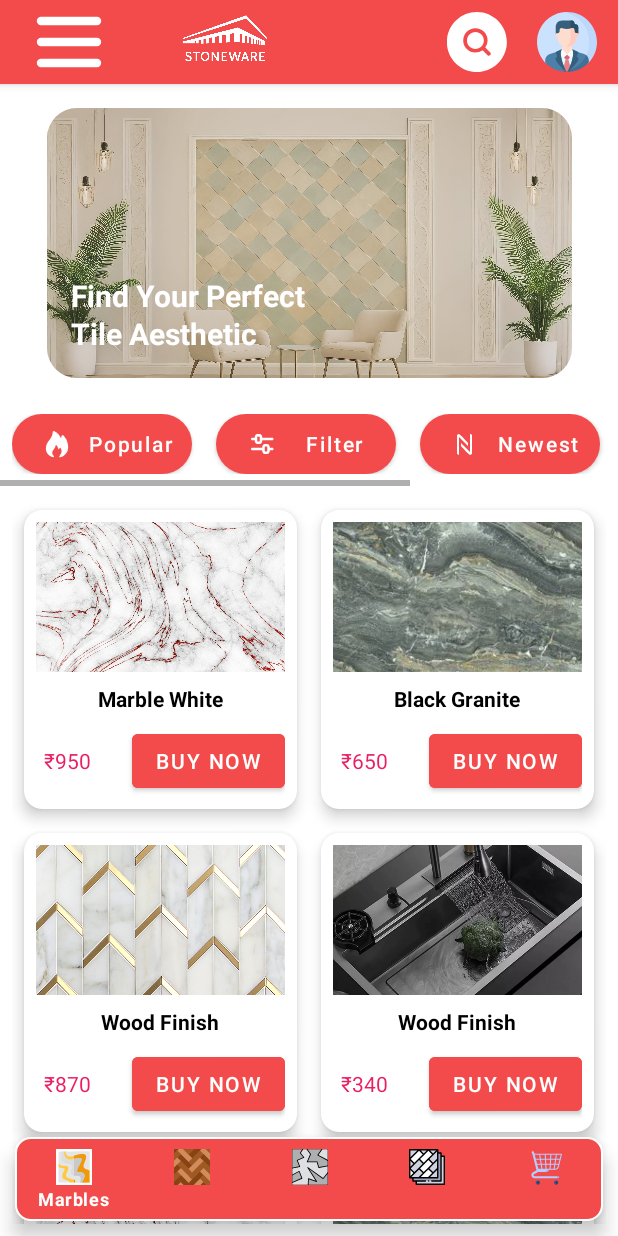
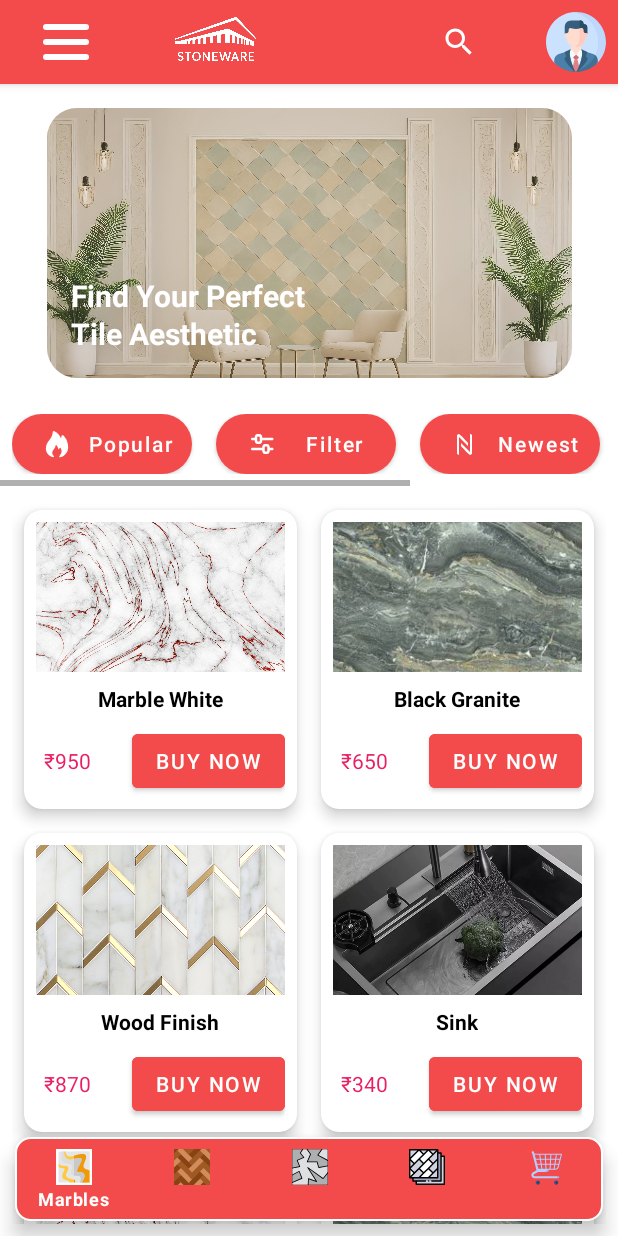
Before and after one commit to azrudeen/Stoneware-APK, an Android app: the HomePage screen opened directly, with no data from a screen before it, on a phone screen of 412 x 824 dp. Run offline under Robolectric (Android 15) with nearby library versions, the phone set to English and light mode, and no system bars.

Commit message:
1. Functional SearchBar added.

```diff
--- a/app/build.gradle.kts
+++ b/app/build.gradle.kts
@@ -2,6 +2,7 @@ plugins {
     id("com.android.application")
     id("com.google.gms.google-services")
 }
+
 
 android {
     namespace = "com.example.Stoneware"
@@ -30,7 +31,9 @@ android {
         sourceCompatibility = JavaVersion.VERSION_1_8
         targetCompatibility = JavaVersion.VERSION_1_8
     }
+
 }
+
 
 dependencies {
 
@@ -43,6 +46,8 @@ dependencies {
     implementation("com.google.firebase:firebase-database:21.0.0") //FireBase Database
     implementation("com.google.android.material:material:1.12.0") // or latest
     implementation("com.itextpdf:itext7-core:7.1.15")// Or use Android-specific iText or PdfDocument
+    implementation("com.google.ar:core:1.39.0")//AR- dependencies.
+    implementation("com.gorisse.thomas.sceneform:sceneform:1.21.0") // Java-based Scene form fork
 
     testImplementation("junit:junit:4.13.2")
     implementation("org.jetbrains.kotlin:kotlin-stdlib:2.1.0")
--- a/app/src/main/java/com/example/Stoneware/HomePage.java
+++ b/app/src/main/java/com/example/Stoneware/HomePage.java
@@ -35,6 +35,10 @@ public class HomePage extends BaseActivity {
     Handler handler;
     Runnable autoScrollRunnable;
 
+    private androidx.appcompat.widget.SearchView searchView;
+    private TileAdapter tileAdapter;
+    private List<TileModel> fullTileList;
+
     @Override
     protected void onCreate(Bundle savedInstanceState) {
         super.onCreate(savedInstanceState);
@@ -49,6 +53,7 @@ public class HomePage extends BaseActivity {
         toolbar_menu_icon = findViewById(R.id.toolbar_menu_icon);
         navigationView = findViewById(R.id.navigationView);
         bottomNavigationView = findViewById(R.id.bottom_navigation_view);
+        searchView = findViewById(R.id.searchView); // 🛠️ searchView initialization here
 
         // Hero Banner
         setupHeroBanner();
@@ -56,13 +61,16 @@ public class HomePage extends BaseActivity {
         // RecyclerView
         setupRecyclerView();
 
+        // SearchView
+        setupSearchView();
+
         // Filter Buttons
         setupFilterButtons();
 
         // Bottom Navigation
         setupBottomNavigation();
 
-        // 🛠️ Setup Navigation Drawer item clicks
+        // Drawer Navigation
         setupDrawerNavigation();
     }
 
@@ -92,19 +100,45 @@ public class HomePage extends BaseActivity {
     }
 
     private void setupRecyclerView() {
-        List<TileModel> tileList = new ArrayList<>();
-        tileList.add(new TileModel("Marble White", "₹950", R.drawable.pngtree_marble_natural_breccia));
-        tileList.add(new TileModel("Black Granite", "₹650", R.drawable.tiles_image_8));
-        tileList.add(new TileModel("Wood Finish", "₹870", R.drawable.tiles_image_1));
-        tileList.add(new TileModel("Wood Finish", "₹340", R.drawable.sink_images_inart_waterfall_kitchen_sink));
-        tileList.add(new TileModel("Marble White", "₹950", R.drawable.pngtree_marble_natural_breccia));
-        tileList.add(new TileModel("Black Granite", "₹650", R.drawable.tiles_image_8));
-        tileList.add(new TileModel("Wood Finish", "₹870", R.drawable.tiles_image_1));
-        tileList.add(new TileModel("Wood Finish", "₹340", R.drawable.sink_images_inart_waterfall_kitchen_sink));
+        fullTileList = new ArrayList<>();
+        fullTileList.add(new TileModel("Marble White", "₹950", R.drawable.pngtree_marble_natural_breccia));
+        fullTileList.add(new TileModel("Black Granite", "₹650", R.drawable.tiles_image_8));
+        fullTileList.add(new TileModel("Wood Finish", "₹870", R.drawable.tiles_image_1));
+        fullTileList.add(new TileModel("Sink", "₹340", R.drawable.sink_images_inart_waterfall_kitchen_sink));
+        fullTileList.add(new TileModel("Marble White", "₹950", R.drawable.pngtree_marble_natural_breccia));
+        fullTileList.add(new TileModel("Black Granite", "₹650", R.drawable.tiles_image_8));
+        fullTileList.add(new TileModel("Wood Finish", "₹870", R.drawable.tiles_image_1));
+        fullTileList.add(new TileModel("Sink", "₹340", R.drawable.sink_images_inart_waterfall_kitchen_sink));
 
-        TileAdapter tileAdapter = new TileAdapter(this, tileList);
+        tileAdapter = new TileAdapter(fullTileList); // Correct ✅tileAdapter = new TileAdapter(this, fullTileList);
         recyclerView.setLayoutManager(new GridLayoutManager(this, 2));
         recyclerView.setAdapter(tileAdapter);
+    }
+
+    private void setupSearchView() {
+        searchView.setOnQueryTextListener(new androidx.appcompat.widget.SearchView.OnQueryTextListener() {
+            @Override
+            public boolean onQueryTextSubmit(String query) {
+                filterTiles(query);
+                return true;
+            }
+
+            @Override
+            public boolean onQueryTextChange(String newText) {
+                filterTiles(newText);
+                return true;
+            }
+        });
+    }
+
+    private void filterTiles(String text) {
+        List<TileModel> filteredList = new ArrayList<>();
+        for (TileModel item : fullTileList) {
+            if (item.getName().toLowerCase().contains(text.toLowerCase())) {
+                filteredList.add(item);
+            }
+        }
+        tileAdapter.updateList(filteredList);
     }
 
     private void setupFilterButtons() {
@@ -217,7 +251,7 @@ public class HomePage extends BaseActivity {
                 startActivity(intent);
             }
 
-            drawerLayout.closeDrawers(); // Always close the drawer after clicking
+            drawerLayout.closeDrawers();
             return true;
         });
     }
--- a/app/src/main/java/com/example/Stoneware/TileAdapter.java
+++ b/app/src/main/java/com/example/Stoneware/TileAdapter.java
@@ -1,6 +1,5 @@
 package com.example.Stoneware;
 
-import android.content.Context;
 import android.view.LayoutInflater;
 import android.view.View;
 import android.view.ViewGroup;
@@ -13,17 +12,20 @@ import java.util.List;
 
 public class TileAdapter extends RecyclerView.Adapter<TileAdapter.TileViewHolder> {
 
-    private Context context;
     private List<TileModel> tileList;
 
-    public TileAdapter(Context context, List<TileModel> tileList) {
-        this.context = context;
+    public TileAdapter(List<TileModel> tileList) {
         this.tileList = tileList;
+    }
+
+    public void updateList(List<TileModel> newList) {
+        tileList = newList;
+        notifyDataSetChanged();
     }
 
     @Override
     public TileViewHolder onCreateViewHolder(ViewGroup parent, int viewType) {
-        View view = LayoutInflater.from(context).inflate(R.layout.item_tile, parent, false); // tile_item is your card layout XML
+        View view = LayoutInflater.from(parent.getContext()).inflate(R.layout.item_tile, parent, false);
         return new TileViewHolder(view);
     }
 
--- /dev/null
+++ b/app/src/main/res/drawable/search_view_bg.xml
@@ -0,0 +1,3 @@
+<shape xmlns:android="http://schemas.android.com/apk/res/android" android:shape="rectangle">
+    <corners android:radius="24dp" />
+</shape>
--- a/app/src/main/res/layout/toolbar_layout.xml
+++ b/app/src/main/res/layout/toolbar_layout.xml
@@ -7,57 +7,69 @@
     android:layout_height="56dp"
     android:background="#F34B4B"
     android:elevation="4dp"
+    android:theme="@style/ThemeOverlay.AppCompat.Dark.ActionBar">
+
+    <androidx.constraintlayout.widget.ConstraintLayout
+        android:layout_width="match_parent"
+        android:layout_height="match_parent"
         android:paddingStart="8dp"
-    android:paddingEnd="8dp"
-    android:theme="@style/ThemeOverlay.AppCompat.Dark.ActionBar">
+        android:paddingEnd="8dp">
 
         <!-- Menu Button -->
         <ImageButton
             android:id="@+id/toolbar_menu_icon"
-        android:layout_width="60dp"
+            android:layout_width="40dp"
             android:layout_height="match_parent"
             android:background="@android:color/transparent"
             android:scaleType="centerInside"
             android:src="@drawable/toolbar_menu_icon"
-        android:contentDescription="Menu"/>
+            android:contentDescription="Menu"
+            app:layout_constraintStart_toStartOf="parent"
+            app:layout_constraintTop_toTopOf="parent"
+            app:layout_constraintBottom_toBottomOf="parent" />
 
-    <!-- Home Button -->
+        <!-- Logo -->
         <ImageButton
             android:id="@+id/Home_icon"
-        android:layout_width="130dp"
-        android:layout_height="match_parent"
-        android:layout_marginStart="20dp"
+            android:layout_width="150dp"
+            android:layout_height="54dp"
+            android:layout_marginStart="8dp"
             android:background="@android:color/transparent"
-        android:scaleType="centerInside"
+            android:contentDescription="Home"
+            android:scaleType="fitCenter"
             android:src="@drawable/stoneware_logo"
-        android:contentDescription="Home"/>
+            app:layout_constraintBottom_toBottomOf="parent"
+            app:layout_constraintStart_toEndOf="@id/toolbar_menu_icon"
+            app:layout_constraintTop_toTopOf="parent" />
 
-    <!-- Spacer View to push icons to the end -->
-    <View
+        <!-- Search Bar -->
+        <!-- Search View -->
+        <androidx.appcompat.widget.SearchView
+            android:id="@+id/searchView"
             android:layout_width="0dp"
-        android:layout_height="match_parent"
-        android:layout_weight="1" />
+            android:layout_height="wrap_content"
+            android:layout_marginStart="60dp"
+            android:layout_marginEnd="20dp"
+            android:queryHint="Search tiles, sinks..."
+            app:layout_constraintBottom_toBottomOf="parent"
+            app:layout_constraintEnd_toStartOf="@id/Account_icon"
+            app:layout_constraintStart_toEndOf="@id/Home_icon"
+            app:layout_constraintTop_toTopOf="parent" />
 
-    <!-- Search Button -->
-    <ImageButton
-        android:id="@+id/search_bar"
-        android:layout_width="40dp"
-        android:layout_height="match_parent"
-        android:layout_marginStart="80dp"
-        android:background="@android:color/transparent"
-        android:scaleType="centerInside"
-        app:srcCompat="@drawable/ic_search_2"
-        android:contentDescription="Search"/>
 
         <!-- Account Button -->
         <ImageButton
             android:id="@+id/Account_icon"
             android:layout_width="40dp"
             android:layout_height="match_parent"
-        android:layout_marginStart="20dp"
             android:background="@android:color/transparent"
             android:scaleType="centerInside"
+            android:contentDescription="Account"
             app:srcCompat="@drawable/account"
-        android:contentDescription="Account"/>
+            app:layout_constraintEnd_toEndOf="parent"
+            app:layout_constraintTop_toTopOf="parent"
+            app:layout_constraintBottom_toBottomOf="parent" />
+
+    </androidx.constraintlayout.widget.ConstraintLayout>
 
 </androidx.appcompat.widget.Toolbar>
```
Also changed, not shown: settings.gradle.kts (line endings or trailing spaces). Lines whose indentation alone changed are shown as unchanged.
